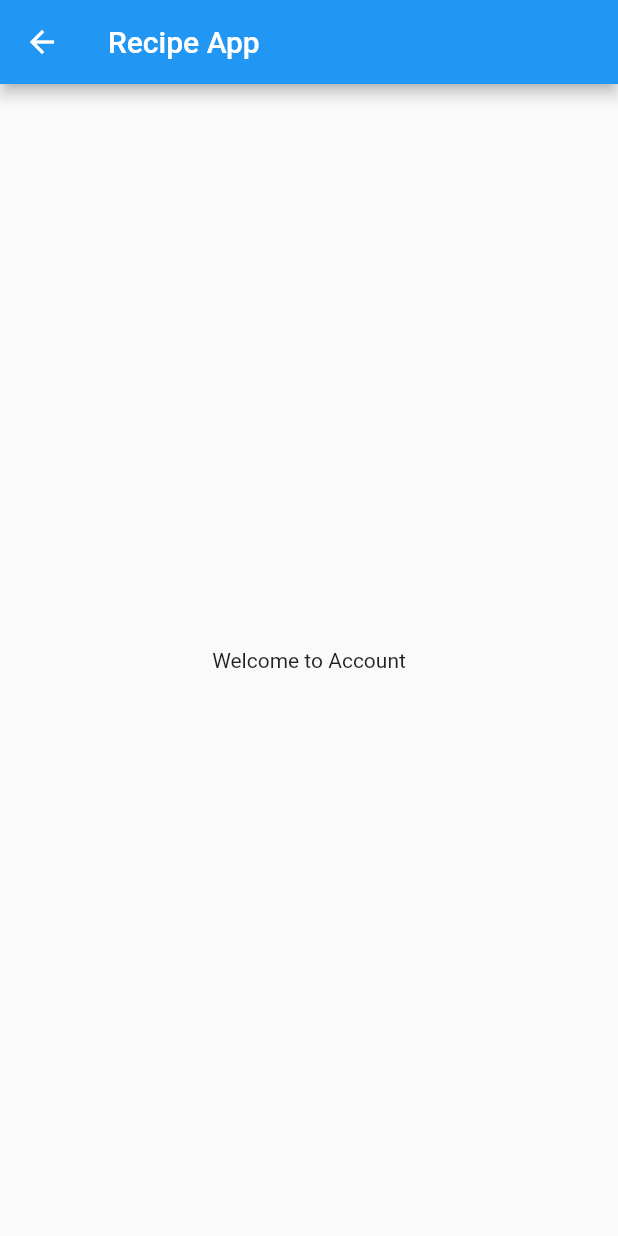
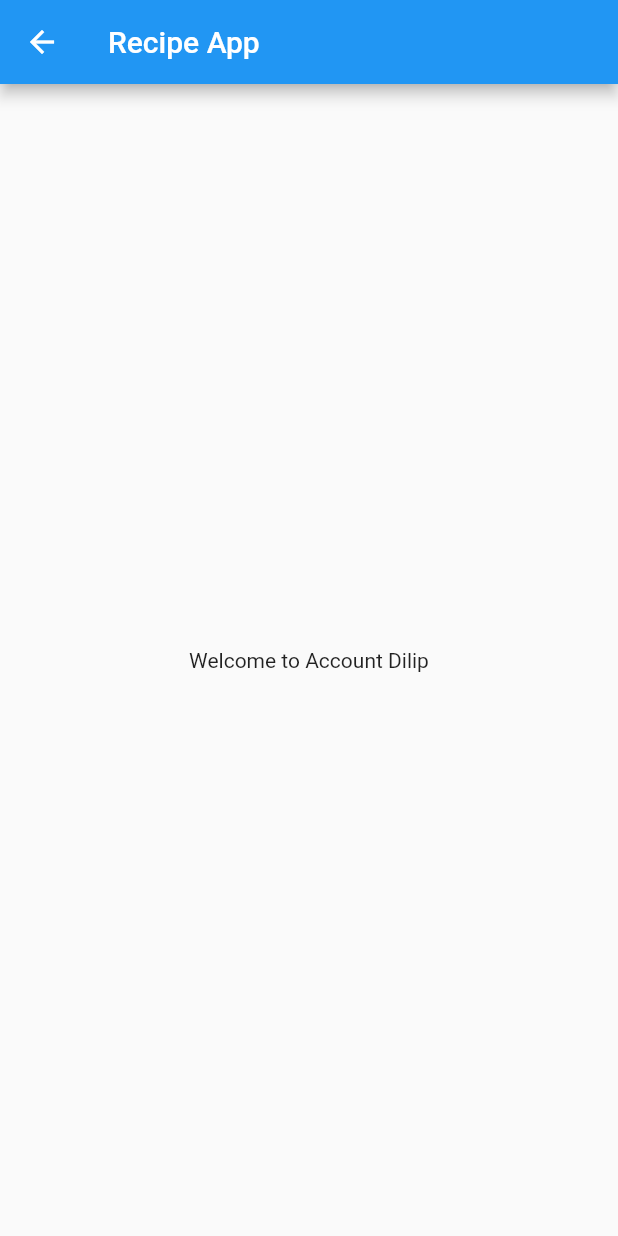
Before and after one commit to dilipbirajadar/Recipe, a Flutter app: the AccountScreen screen opened by its route, on a phone screen of 412 x 824 dp. Run offline on Flutter 3.47's test engine with Material 2 defaults, Android fonts, the phone set to English and light mode, and no system bars.

Commit message:
third commit.

```diff
--- a/lib/screens/account_screen.dart
+++ b/lib/screens/account_screen.dart
@@ -13,7 +13,7 @@ class _AccountScreenState extends State<AccountScreen> {
     return Scaffold(
       appBar: AppBar(title: const Text("Recipe App"),),
       body: const Center(
-        child: Text('Welcome to Account'),
+        child: Text('Welcome to Account Dilip'),
       ),
     );
   }
```
